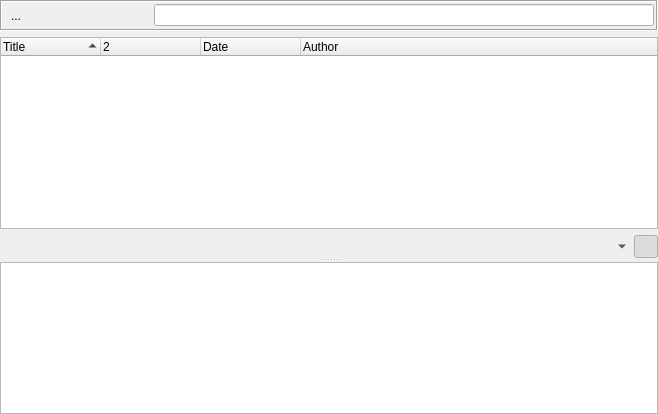
Qt form plugins/FeedReader/gui/FeedReaderMessageWidget.ui (RetroShare/RetroShare) before a commit.
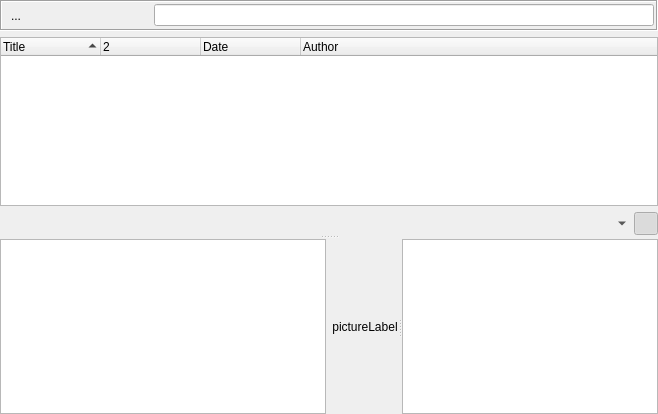
The same form after that commit. Icons and pictures are not drawn. Custom widgets are drawn as their Qt base class.

Commit message: FeedReader: Added processing of enclosure in RSS feed

Patch:
```diff
--- a/plugins/FeedReader/gui/FeedReaderMessageWidget.ui
+++ b/plugins/FeedReader/gui/FeedReaderMessageWidget.ui
@@ -260,6 +260,9 @@
        </item>
       </layout>
      </widget>
+     <widget class="QWidget" name="horizontalLayoutWidget">
+      <layout class="QHBoxLayout" name="pictureHorizontalLayout">
+       <item>
      <widget class="RSTextBrowser" name="msgText">
       <property name="sizePolicy">
        <sizepolicy hsizetype="Expanding" vsizetype="Expanding">
@@ -271,9 +274,49 @@
        <set>Qt::LinksAccessibleByMouse|Qt::TextSelectableByMouse</set>
       </property>
      </widget>
+       </item>
+       <item>
+        <widget class="QSplitter" name="pictureSplitter">
+         <property name="orientation">
+          <enum>Qt::Horizontal</enum>
+         </property>
+         <widget class="QWidget" name="verticalLayoutWidget">
+          <layout class="QHBoxLayout" name="horizontalLayout">
+           <item>
+            <widget class="AspectRatioPixmapLabel" name="attachmentLabel">
+             <property name="text">
+              <string notr="true">pictureLabel</string>
+             </property>
+             <property name="alignment">
+              <set>Qt::AlignCenter</set>
+             </property>
     </widget>
    </item>
   </layout>
+         </widget>
+         <widget class="RSTextBrowser" name="msgTextSplitter">
+          <property name="sizePolicy">
+           <sizepolicy hsizetype="Expanding" vsizetype="Expanding">
+            <horstretch>0</horstretch>
+            <verstretch>10</verstretch>
+           </sizepolicy>
+          </property>
+          <property name="textInteractionFlags">
+           <set>Qt::LinksAccessibleByMouse|Qt::TextSelectableByMouse</set>
+          </property>
+         </widget>
+        </widget>
+       </item>
+      </layout>
+     </widget>
+    </widget>
+   </item>
+  </layout>
+  <action name="actionAttachmentCopyLinkLocation">
+   <property name="text">
+    <string>Copy Link Location</string>
+   </property>
+  </action>
  </widget>
  <customwidgets>
   <customwidget>
@@ -297,6 +340,11 @@
    <header location="global">gui/common/ElidedLabel.h</header>
    <container>1</container>
   </customwidget>
+  <customwidget>
+   <class>AspectRatioPixmapLabel</class>
+   <extends>QLabel</extends>
+   <header location="global">util/AspectRatioPixmapLabel.h</header>
+  </customwidget>
  </customwidgets>
  <resources>
   <include location="FeedReader_images.qrc"/>
```
Left out of the diff: 5 changed lines with no effect on the pictures. Lines whose indentation alone changed are shown as unchanged. The commit also changes 14 other files.
